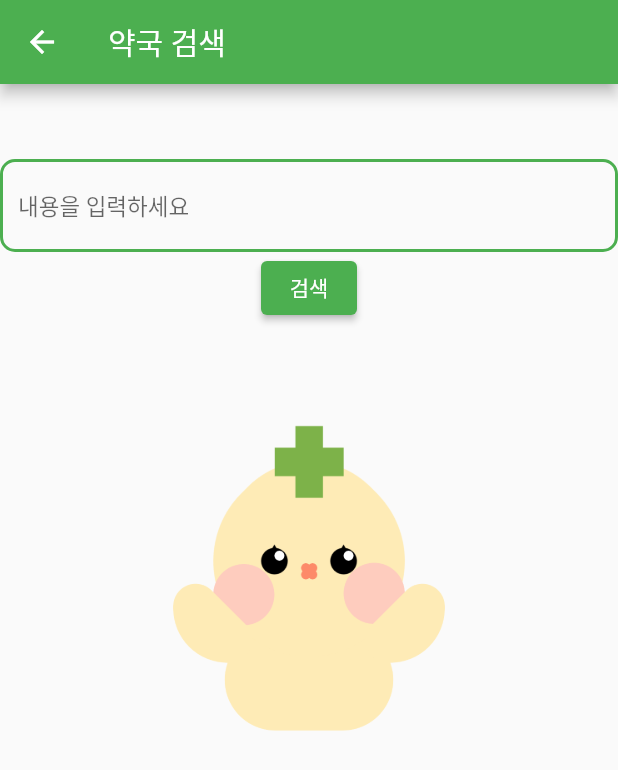
After one commit to gogyoonga/Pharmacy_App, a Flutter app: the PharmacyMain screen opened by its route, on a phone screen of 412 x 824 dp. The commit adds this screen. Shown: the top 770 px of the screen. Run offline on Flutter 3.47's test engine with Material 2 defaults, Android fonts, the phone set to English and light mode, and no system bars; our stand-ins replace google_maps_flutter.

Commit message:
2023-05-29 09:40

```diff
--- a/lib/main.dart
+++ b/lib/main.dart
@@ -1,3 +1,5 @@
+import 'package:drug_app/pharmacy_home.dart';
+import 'package:drug_app/pharmacy_main.dart';
 import 'package:drug_app/pharmacy_search.dart';
 import 'package:drug_app/search_screen.dart';
 import 'package:drug_app/warning.dart';
@@ -32,6 +34,8 @@ class MyApp extends StatelessWidget {
         '/symptom/etc/warning': (context) => const Warning(),
         '/symptom/etc/mouth_drug_screen': (context) => const MouthDrugScreen(),
         '/pharmacy_search': (context) => const PharmacySearch(),
+        '/pharmacy':(context) => const NavigationBarApp(),
+        '/pharmacy/pharmacy_main':(context) => const PharmacyMain(),
       },
 
     );
@@ -85,7 +89,7 @@ class HomeScreen extends StatelessWidget {
               child:
             ElevatedButton(
               onPressed: () {
-                Navigator.pushNamed(context, '/pharmacy_search');
+                Navigator.pushNamed(context, '/pharmacy');
               },
               child: const Text('약국검색'),
             ),),
--- /dev/null
+++ b/lib/pharmacy_main.dart
@@ -0,0 +1,65 @@
+import 'package:flutter/material.dart';
+
+class PharmacyMain extends StatefulWidget {
+  const PharmacyMain({Key? key}) : super(key: key);
+  @override
+  _PharmacyMainState createState() => _PharmacyMainState();
+}
+
+class _PharmacyMainState extends State<PharmacyMain> {
+  final TextEditingController _textEditingController = TextEditingController();
+
+  @override
+  void dispose() {
+    _textEditingController.dispose();
+    super.dispose();
+  }
+
+  @override
+  Widget build(BuildContext context) {
+    return Scaffold(
+      appBar: AppBar(
+        title: const Text('약국 검색'),
+      ),
+      body:
+      SingleChildScrollView(
+          scrollDirection: Axis.vertical,
+          child: Column(children: [
+            Container(margin: const EdgeInsets.only(top: 50)),
+            TextField(
+            controller: _textEditingController,
+              style: const TextStyle(fontSize: 15.0),
+              decoration: const InputDecoration(
+                focusedBorder: OutlineInputBorder(
+                    borderRadius: BorderRadius.all(Radius.circular(10.0)),
+                    borderSide: BorderSide(width: 2, color: Colors.green)
+                ),
+                enabledBorder: OutlineInputBorder(
+                    borderRadius: BorderRadius.all(Radius.circular(10.0)),
+                    borderSide: BorderSide(width: 2, color: Colors.green)
+                ),
+                border: OutlineInputBorder(
+                  borderRadius: BorderRadius.all(Radius.circular(10.0)),
+                ),
+                hintText: "내용을 입력하세요",
+              ),
+              textInputAction: TextInputAction.search,
+            ),
+            ElevatedButton(onPressed: () {
+              String symptom = _textEditingController.text.trim();
+              if(symptom=="귀가 먹먹해요"){
+                Navigator.pushNamed(context, '/symptom/etc/warning');
+              }else if(symptom=="입안이 헐었어요"){
+                Navigator.pushNamed(context, '/symptom/etc/mouth_drug_screen');
+              }
+            }, child: const Text('검색')),
+            Container(
+              margin: const EdgeInsets.only(top: 50, left: 50, right: 50), width: 300,
+              child: Image.asset('images/2.png'),
+            ),
+          ],)
+      ),
+    );
+  }
+
+  }
--- a/lib/pharmacy_search.dart
+++ b/lib/pharmacy_search.dart
@@ -31,7 +31,7 @@ class _PharmacySearchState extends State<PharmacySearch> {
           onMapCreated: _onMapCreated,
           initialCameraPosition: CameraPosition(
             target: _center,
-            zoom: 15.0,
+            zoom: 20.0,
           ),
         ),
 
```
Also changed, not shown: lib/pharmacy_home.dart (added, +80 -0 lines).
